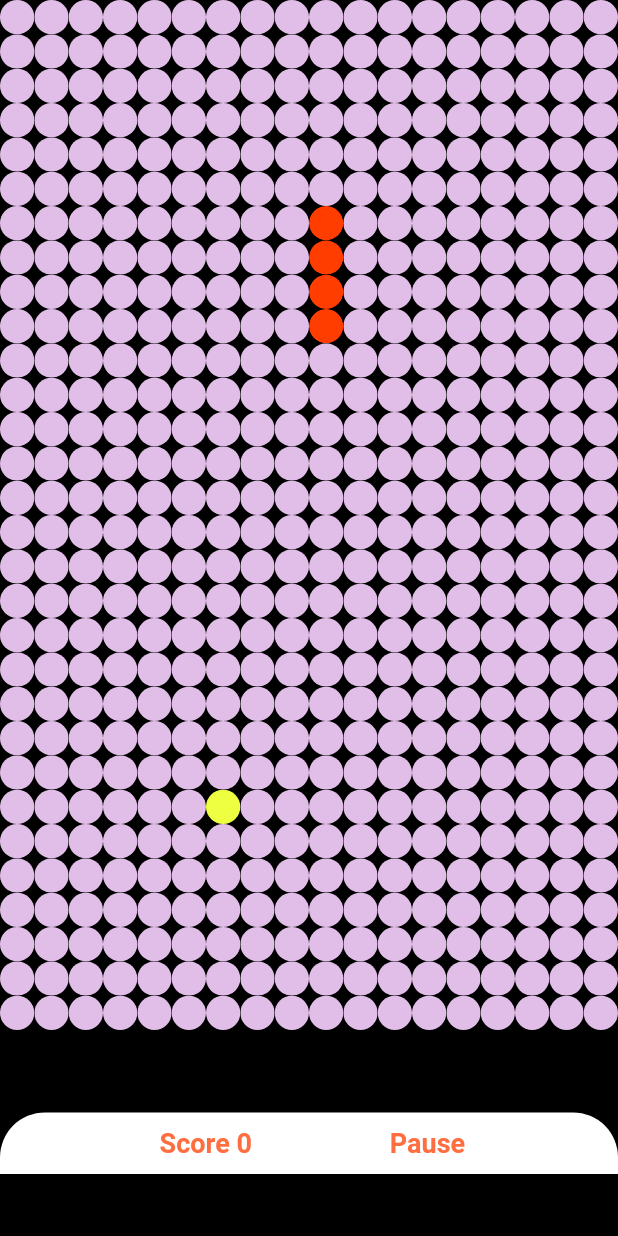
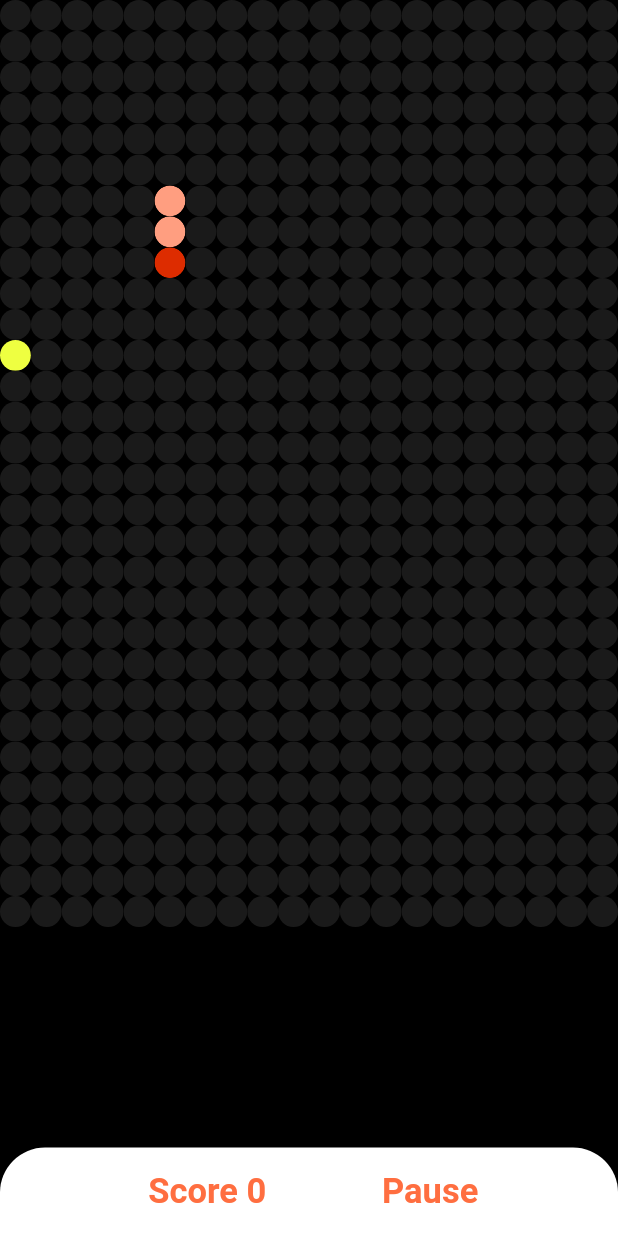
Before and after one commit to thestackdev/snake_flutter, a Flutter app: the screen it shows after launch, after a tap on "Start Game", on a phone screen of 412 x 824 dp. Run offline on Flutter 3.47's test engine with Material 2 defaults, Android fonts, the phone set to English and light mode, and no system bars.

```diff
--- a/lib/game.dart
+++ b/lib/game.dart
@@ -10,34 +10,25 @@ class GamePage extends StatefulWidget {
   _GamePageState createState() => _GamePageState();
 }
 
-enum GameState { SPLASH, RUNNING, SUCCESS, FAILURE }
 enum Directions { UP, DOWN, LEFT, RIGHT }
 
 class _GamePageState extends State<GamePage> {
-  static List _snakePiecePositions = [45, 63, 81, 99];
-  Directions _directions = Directions.DOWN;
-  bool isRunning = false;
-  bool isStarted = true;
-  static var randomNumer = Random();
-  var food = randomNumer.nextInt(500);
-  int score = 0;
-  int speed = 300;
-  var duration = Duration(milliseconds: 300);
+  static List _snakePiecePositions;
+  List _snakeBody;
+  Directions _directions;
+  bool isRunning;
+  bool isStarted;
+  var randomNumer = Random();
+  var food;
+  int score;
+  Duration duration = Duration(milliseconds: (250));
 
   void generateNewFood() {
-    if (score % 2 == 0) {
-      print('object');
-      setState(() {
-        duration = Duration(milliseconds: speed + 100);
-      });
-    }
-    food = randomNumer.nextInt(500);
+    food = randomNumer.nextInt(20 * 30);
   }
 
   void startGame() {
-    isRunning = true;
-    isStarted = false;
-
+    print(duration);
     Timer.periodic(duration, (timer) {
       if (isRunning) {
         updateSnake();
@@ -51,34 +42,30 @@ class _GamePageState extends State<GamePage> {
     setState(() {
       switch (_directions) {
         case Directions.DOWN:
-          if ((_snakePiecePositions.last +
-                  _snakePiecePositions.last % 18 +
-                  30) >
-              540) {
+          if ((_snakePiecePositions.last + _snakePiecePositions.last % 20) >
+              20 * 30 - 1) {
             endgame();
           } else {
-            _snakePiecePositions.add(_snakePiecePositions.last + 18);
+            _snakePiecePositions.add(_snakePiecePositions.last + 20);
           }
           break;
         case Directions.UP:
-          if ((_snakePiecePositions.last +
-                  _snakePiecePositions.last % 18 -
-                  30) <
+          if ((_snakePiecePositions.last + _snakePiecePositions.last % 20) <
               0) {
             endgame();
           } else {
-            _snakePiecePositions.add(_snakePiecePositions.last - 18);
+            _snakePiecePositions.add(_snakePiecePositions.last - 20);
           }
           break;
         case Directions.RIGHT:
-          if (_snakePiecePositions.last % 18 == 17) {
+          if (_snakePiecePositions.last % 20 == 19) {
             endgame();
           } else {
             _snakePiecePositions.add(_snakePiecePositions.last + 1);
           }
           break;
         case Directions.LEFT:
-          if (_snakePiecePositions.last % 18 == 0) {
+          if (_snakePiecePositions.last % 20 == 0) {
             endgame();
           } else {
             _snakePiecePositions.add(_snakePiecePositions.last - 1);
@@ -90,6 +77,8 @@ class _GamePageState extends State<GamePage> {
       if (_snakePiecePositions.last == food) {
         ++score;
         generateNewFood();
+      } else if (checkForBodyBite()) {
+        endgame();
       } else {
         _snakePiecePositions.removeAt(0);
       }
@@ -97,15 +86,18 @@ class _GamePageState extends State<GamePage> {
   }
 
   @override
+  void initState() {
+    initGame();
+    super.initState();
+  }
+
+  @override
   Widget build(BuildContext context) {
     return Scaffold(
       backgroundColor: Colors.black,
-      body: SafeArea(
-        child: Column(
+      body: Column(
         children: <Widget>[
-            Container(
-              width: double.infinity,
-              height: MediaQuery.of(context).size.width * 1.8,
+          Expanded(
             child: GestureDetector(
               onVerticalDragUpdate: (details) {
                 if (_directions != Directions.UP && details.delta.dy > 0) {
@@ -132,21 +124,35 @@ class _GamePageState extends State<GamePage> {
                 }
               },
               behavior: HitTestBehavior.opaque,
+              child: AspectRatio(
+                aspectRatio: 20 / (30 + 2),
                 child: GridView.builder(
                     physics: NeverScrollableScrollPhysics(),
-                    itemCount: 540,
+                    itemCount: 20 * 30,
                     gridDelegate: SliverGridDelegateWithFixedCrossAxisCount(
-                      crossAxisCount: 18,
+                      crossAxisCount: 20,
                     ),
                     itemBuilder: (BuildContext context, int index) {
-                      if (_snakePiecePositions.contains(index)) {
+                      if (index == _snakePiecePositions.last) {
                         return Center(
                           child: ClipRRect(
                             borderRadius: BorderRadius.circular(30),
                             child: Container(
                               decoration: BoxDecoration(
                                 borderRadius: BorderRadius.circular(30),
-                                color: Colors.deepOrangeAccent[400],
+                                color: Colors.deepOrangeAccent[700],
+                              ),
+                            ),
+                          ),
+                        );
+                      } else if (_snakePiecePositions.contains(index)) {
+                        return Center(
+                          child: ClipRRect(
+                            borderRadius: BorderRadius.circular(30),
+                            child: Container(
+                              decoration: BoxDecoration(
+                                borderRadius: BorderRadius.circular(30),
+                                color: Colors.deepOrangeAccent[100],
                               ),
                             ),
                           ),
@@ -163,7 +169,7 @@ class _GamePageState extends State<GamePage> {
                           child: Container(
                             decoration: BoxDecoration(
                               borderRadius: BorderRadius.circular(30),
-                              color: Colors.purple[100],
+                              color: Colors.white.withOpacity(0.1),
                             ),
                           ),
                         );
@@ -171,9 +177,10 @@ class _GamePageState extends State<GamePage> {
                     }),
               ),
             ),
+          ),
           Container(
             alignment: Alignment.center,
-              padding: EdgeInsets.all(10),
+            padding: EdgeInsets.all(16),
             decoration: BoxDecoration(
                 borderRadius: BorderRadius.only(
                     topLeft: Radius.circular(30),
@@ -182,13 +189,17 @@ class _GamePageState extends State<GamePage> {
             child: isStarted
                 ? GestureDetector(
                     onTap: () {
+                      setState(() {
+                        isStarted = false;
+                        isRunning = true;
+                      });
                       startGame();
                     },
                     child: Text(
                       'Start Game',
                       style: TextStyle(
                           color: Colors.deepOrangeAccent,
-                            fontSize: 18,
+                          fontSize: 23,
                           fontWeight: FontWeight.bold),
                     ),
                   )
@@ -197,34 +208,32 @@ class _GamePageState extends State<GamePage> {
                     children: <Widget>[
                       GestureDetector(
                         onTap: () {
-                            resetGame();
+                          setState(() {
+                            initGame();
+                          });
                         },
                         child: Text(
                           isRunning ? ' Score $score' : 'Reset Game',
                           style: TextStyle(
                               color: Colors.deepOrangeAccent,
-                                fontSize: 18,
+                              fontSize: 23,
                               fontWeight: FontWeight.bold),
                         ),
                       ),
                       GestureDetector(
                         onTap: () {
+                          setState(() {
+                            isRunning = !isRunning;
                             if (isRunning) {
-                              setState(() {
-                                isRunning = false;
+                              startGame();
+                            }
                           });
-                            } else {
-                              setState(() {
-                                startGame();
-                                isRunning = true;
-                              });
-                            }
                         },
                         child: Text(
                           !isRunning ? 'Resume' : 'Pause',
                           style: TextStyle(
                               color: Colors.deepOrangeAccent,
-                                fontSize: 18,
+                              fontSize: 23,
                               fontWeight: FontWeight.bold),
                         ),
                       )
@@ -233,18 +242,7 @@ class _GamePageState extends State<GamePage> {
           )
         ],
       ),
-      ),
     );
-  }
-
-  void resetGame() {
-    setState(() {
-      isStarted = true;
-      _snakePiecePositions = [45, 63, 81, 99];
-      _directions = Directions.DOWN;
-      isRunning = false;
-      score = 0;
-    });
   }
 
   void endgame() {
@@ -269,8 +267,10 @@ class _GamePageState extends State<GamePage> {
             actions: <Widget>[
               CupertinoDialogAction(
                 onPressed: () {
-                  resetGame();
+                  setState(() {
+                    initGame();
                     Navigator.pop(context);
+                  });
                 },
                 child: Text(
                   'Play Again',
@@ -294,8 +294,26 @@ class _GamePageState extends State<GamePage> {
               )
             ],
           ));
-      print('done');
       isRunning = false;
     });
   }
+
+  void initGame() {
+    _snakePiecePositions = [45, 65, 85];
+    _directions = Directions.DOWN;
+    isRunning = false;
+    isStarted = true;
+    generateNewFood();
+    score = 0;
   }
+
+  bool checkForBodyBite() {
+    _snakeBody = _snakePiecePositions.toList();
+    _snakeBody.remove(_snakePiecePositions.last);
+
+    if (_snakeBody.contains(_snakePiecePositions.last)) {
+      return true;
+    } else
+      return false;
+  }
+}
--- a/lib/main.dart
+++ b/lib/main.dart
@@ -1,4 +1,5 @@
 import 'package:flutter/material.dart';
+import 'package:flutter/services.dart';
 import 'package:snake_game/game.dart';
 
 void main() {
@@ -8,6 +9,8 @@ void main() {
 class MyApp extends StatelessWidget {
   @override
   Widget build(BuildContext context) {
+    SystemChrome.setEnabledSystemUIOverlays([]);
+
     return MaterialApp(
       debugShowCheckedModeBanner: false,
       title: 'Snake Game',
```
Lines whose indentation alone changed are shown as unchanged.
